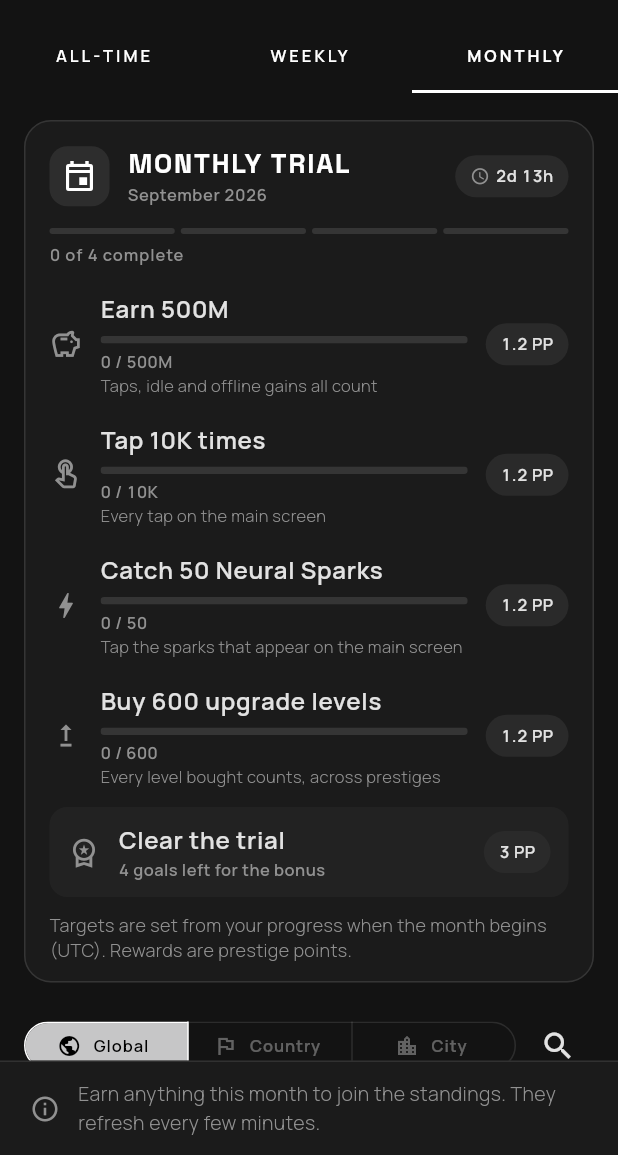
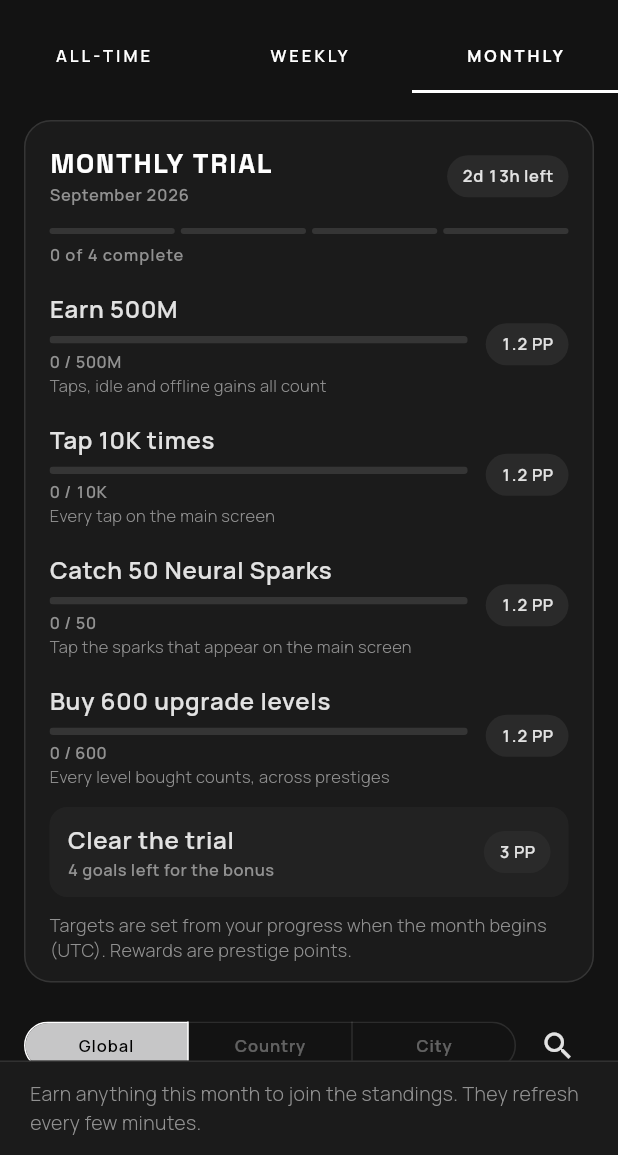
Before and after one commit to Sh1ljo/NumberFlutter, a Flutter app: the LeaderboardScreen screen opened directly, tab 3 chosen, on a phone screen of 412 x 824 dp, the part 81-1236 px from its top. Run offline on Flutter 3.47's test engine with Material 3 defaults, Android fonts, the phone set to English and light mode, and no system bars; our stand-ins replace cloud_firestore, connectivity_plus, firebase_auth, firebase_core, flutter_dotenv, google_fonts and 2 more; accounts and stored records are empty.

Commit message:
Trim leaderboard icons to the functional ones
Drop the decorative icons from the metric chips, scope segments, trial
panel, goal rows, podium, empty/error states and the player detail
tiles so the screen matches the rest of the app's text-led design.
Kept: back, search, the claimed check, the comparison arrows and the
chevron on the rank bar. The countdown pill now reads "6d 14h left".

Co-Authored-By: Claude Opus 5.5 <noreply@anthropic.com>
Claude-Session: https://claude.ai/code/session_01SgzbFvZY2K3My3TqZcdf7q

```diff
--- a/lib/ui/screens/leaderboard/leaderboard_format.dart
+++ b/lib/ui/screens/leaderboard/leaderboard_format.dart
@@ -22,26 +22,6 @@ class LeaderboardFormat {
         return bronze;
       default:
         return null;
-    }
-  }
-
-  static IconData iconFor(LeaderboardMetric metric) {
-    switch (metric) {
-      case LeaderboardMetric.highest:
-        return Icons.trending_up;
-      case LeaderboardMetric.earned:
-        return Icons.savings_outlined;
-      case LeaderboardMetric.prestiges:
-        return Icons.auto_awesome;
-      case LeaderboardMetric.accuracy:
-        return Icons.hub_outlined;
-      case LeaderboardMetric.taps:
-        return Icons.touch_app_outlined;
-      case LeaderboardMetric.achievements:
-        return Icons.military_tech_outlined;
-      case LeaderboardMetric.weekly:
-      case LeaderboardMetric.monthly:
-        return Icons.flag_outlined;
     }
   }
 
@@ -165,21 +145,6 @@ class LeaderboardFormat {
         '${_months[end.month - 1]} ${end.day}';
   }
 
-  static IconData goalIcon(TrialGoal goal) {
-    switch (goal) {
-      case TrialGoal.earn:
-        return Icons.savings_outlined;
-      case TrialGoal.taps:
-        return Icons.touch_app_outlined;
-      case TrialGoal.prestiges:
-        return Icons.auto_awesome;
-      case TrialGoal.upgrades:
-        return Icons.upgrade;
-      case TrialGoal.sparks:
-        return Icons.bolt;
-    }
-  }
-
   static String goalTitle(TrialObjective objective) {
     final target = objective.target;
     final amount = NumberFormatter.format(target);
--- a/lib/ui/screens/leaderboard/player_detail_sheet.dart
+++ b/lib/ui/screens/leaderboard/player_detail_sheet.dart
@@ -61,42 +61,36 @@ class PlayerDetailSheet extends StatelessWidget {
     final stats = <_Stat>[
       _Stat(
         'Highest number',
-        Icons.trending_up,
         entry,
         compare,
         LeaderboardMetric.highest,
       ),
       _Stat(
         'Total earned',
-        Icons.savings_outlined,
         entry,
         compare,
         LeaderboardMetric.earned,
       ),
       _Stat(
         'Prestiges',
-        Icons.auto_awesome,
         entry,
         compare,
         LeaderboardMetric.prestiges,
       ),
       _Stat(
         'Neural accuracy',
-        Icons.hub_outlined,
         entry,
         compare,
         LeaderboardMetric.accuracy,
       ),
       _Stat(
         'Lifetime taps',
-        Icons.touch_app_outlined,
         entry,
         compare,
         LeaderboardMetric.taps,
       ),
       _Stat(
         'Achievements',
-        Icons.military_tech_outlined,
         entry,
         compare,
         LeaderboardMetric.achievements,
@@ -104,7 +98,6 @@ class PlayerDetailSheet extends StatelessWidget {
       ),
       _Stat(
         'This week',
-        Icons.flag_outlined,
         entry,
         compare,
         LeaderboardMetric.weekly,
@@ -112,7 +105,6 @@ class PlayerDetailSheet extends StatelessWidget {
       ),
       _Stat(
         'This month',
-        Icons.event_outlined,
         entry,
         compare,
         LeaderboardMetric.monthly,
@@ -229,7 +221,6 @@ class PlayerDetailSheet extends StatelessWidget {
 class _Stat {
   _Stat(
     this.label,
-    this.icon,
     this.entry,
     this.me,
     this.metric, {
@@ -238,7 +229,6 @@ class _Stat {
   }) : current = current ?? ((_) => true);
 
   final String label;
-  final IconData icon;
   final LeaderboardEntry entry;
   final LeaderboardEntry? me;
   final LeaderboardMetric metric;
@@ -297,19 +287,11 @@ class _StatTile extends StatelessWidget {
       child: Column(
         crossAxisAlignment: CrossAxisAlignment.start,
         children: [
-          Row(
-            children: [
-              Icon(stat.icon, size: 14, color: AppTheme.outline),
-              const SizedBox(width: 6),
-              Expanded(
-                child: Text(
-                  stat.label.toUpperCase(),
-                  maxLines: 1,
-                  overflow: TextOverflow.ellipsis,
-                  style: theme.textTheme.labelSmall?.copyWith(fontSize: 10),
-                ),
-              ),
-            ],
+          Text(
+            stat.label.toUpperCase(),
+            maxLines: 1,
+            overflow: TextOverflow.ellipsis,
+            style: theme.textTheme.labelSmall?.copyWith(fontSize: 10),
           ),
           const SizedBox(height: 8),
           FittedBox(
--- a/lib/ui/screens/leaderboard/ranking_board.dart
+++ b/lib/ui/screens/leaderboard/ranking_board.dart
@@ -267,7 +267,6 @@ class _RankingBoardState extends State<RankingBoard>
                 if (!_available)
                   _messageSliver(
                     theme,
-                    icon: Icons.cloud_off_outlined,
                     title: 'Rankings are offline',
                     body: 'Could not reach the cloud. You can keep playing; '
                         'rankings come back once you reconnect.',
@@ -313,11 +312,6 @@ class _RankingBoardState extends State<RankingBoard>
                   final metric = widget.metrics[index];
                   final selected = metric == _metric;
                   return ChoiceChip(
-                    avatar: Icon(
-                      LeaderboardFormat.iconFor(metric),
-                      size: 16,
-                      color: selected ? cs.onPrimary : AppTheme.outline,
-                    ),
                     showCheckmark: false,
                     label: Text(metric.label),
                     selected: selected,
@@ -335,18 +329,15 @@ class _RankingBoardState extends State<RankingBoard>
                   segments: [
                     const ButtonSegment(
                       value: LeaderboardScope.global,
-                      icon: Icon(Icons.public, size: 16),
                       label: Text('Global'),
                     ),
                     ButtonSegment(
                       value: LeaderboardScope.country,
-                      icon: const Icon(Icons.flag_outlined, size: 16),
                       label: const Text('Country'),
                       enabled: _hasCountry,
                     ),
                     ButtonSegment(
                       value: LeaderboardScope.city,
-                      icon: const Icon(Icons.location_city, size: 16),
                       label: const Text('City'),
                       enabled: _hasCountry && _hasCity,
                     ),
@@ -388,7 +379,6 @@ class _RankingBoardState extends State<RankingBoard>
                       textInputAction: TextInputAction.search,
                       decoration: InputDecoration(
                         isDense: true,
-                        prefixIcon: const Icon(Icons.search, size: 20),
                         hintText: 'Name, city or country',
                         filled: true,
                         fillColor: AppTheme.surfaceContainerLow,
@@ -447,7 +437,6 @@ class _RankingBoardState extends State<RankingBoard>
       return [
         _messageSliver(
           theme,
-          icon: Icons.person_pin_circle_outlined,
           title: 'Add your location',
           body: 'Set your country and city in your profile to compete '
               'locally.',
@@ -461,7 +450,6 @@ class _RankingBoardState extends State<RankingBoard>
       return [
         _messageSliver(
           theme,
-          icon: _query.isEmpty ? Icons.emoji_events_outlined : Icons.search_off,
           title: _query.isEmpty ? 'No one here yet' : 'No players found',
           body: _query.isEmpty
               ? (widget.emptyHint ?? 'Be the first to rank.')
@@ -529,13 +517,11 @@ class _RankingBoardState extends State<RankingBoard>
     );
     return _messageSliver(
       theme,
-      icon: Icons.wifi_off_outlined,
       title: 'Couldn\'t load rankings',
       body: message,
-      action: OutlinedButton.icon(
+      action: OutlinedButton(
         onPressed: () => _load(force: true),
-        icon: const Icon(Icons.refresh, size: 18),
-        label: const Text('TRY AGAIN'),
+        child: const Text('TRY AGAIN'),
       ),
     );
   }
@@ -543,23 +529,20 @@ class _RankingBoardState extends State<RankingBoard>
   Widget _signInSliver(ThemeData theme) {
     return _messageSliver(
       theme,
-      icon: Icons.emoji_events_outlined,
       title: 'Sign in to compete',
       body: 'Your local progress is safe. Create an account to see where '
           'you rank and appear on the boards.',
-      action: FilledButton.icon(
+      action: FilledButton(
         onPressed: () => Navigator.of(context).push(
           MaterialPageRoute<void>(builder: (_) => const AuthScreen()),
         ),
-        icon: const Icon(Icons.login),
-        label: const Text('SIGN IN OR SIGN UP'),
+        child: const Text('SIGN IN OR SIGN UP'),
       ),
     );
   }
 
   Widget _messageSliver(
     ThemeData theme, {
-    required IconData icon,
     required String title,
     required String body,
     Widget? action,
@@ -569,8 +552,6 @@ class _RankingBoardState extends State<RankingBoard>
         padding: const EdgeInsets.fromLTRB(32, 40, 32, 16),
         child: Column(
           children: [
-            Icon(icon, size: 40, color: AppTheme.outline),
-            const SizedBox(height: 14),
             Text(
               title,
               style: theme.textTheme.titleLarge,
@@ -735,11 +716,7 @@ class _PodiumSpot extends StatelessWidget {
         child: Column(
           mainAxisSize: MainAxisSize.min,
           children: [
-            if (winner)
-              Icon(Icons.emoji_events, color: medal, size: 22)
-            else
-              const SizedBox(height: 22),
-            const SizedBox(height: 4),
+            const SizedBox(height: 8),
             _Avatar(
               entry: entry,
               size: winner ? 60 : 50,
@@ -964,8 +941,6 @@ class _OwnStandingBar extends StatelessWidget {
       content = Row(
         key: const ValueKey('absent'),
         children: [
-          Icon(Icons.info_outline, color: AppTheme.outline, size: 20),
-          const SizedBox(width: 12),
           Expanded(
             child: Text(
               emptyHint ??
@@ -1034,9 +1009,7 @@ class _OwnStandingBar extends StatelessWidget {
                   style: theme.textTheme.labelSmall?.copyWith(fontSize: 10),
                 ),
               ],
-            )
-          else if (rank == 1)
-            const Icon(Icons.emoji_events, color: LeaderboardFormat.gold),
+            ),
           const SizedBox(width: 4),
           Icon(Icons.chevron_right, color: AppTheme.outline),
         ],
--- a/lib/ui/screens/leaderboard/trial_panel.dart
+++ b/lib/ui/screens/leaderboard/trial_panel.dart
@@ -91,19 +91,6 @@ class _TrialPanelState extends State<TrialPanel> {
         children: [
           Row(
             children: [
-              Container(
-                width: 40,
-                height: 40,
-                decoration: BoxDecoration(
-                  color: cs.primary.withValues(alpha: 0.08),
-                  borderRadius: BorderRadius.circular(12),
-                ),
-                child: Icon(
-                  _weekly ? Icons.flag_outlined : Icons.event_outlined,
-                  color: cs.primary,
-                ),
-              ),
-              const SizedBox(width: 12),
               Expanded(
                 child: Column(
                   crossAxisAlignment: CrossAxisAlignment.start,
@@ -130,11 +117,10 @@ class _TrialPanelState extends State<TrialPanel> {
                 ),
               ),
               _Pill(
-                icon: Icons.schedule,
-                label: LeaderboardFormat.timeLeft(
+                label: '${LeaderboardFormat.timeLeft(
                   TrialPeriods.endOf(widget.cadence, now),
                   now: now,
-                ),
+                )} left',
               ),
             ],
           ),
@@ -225,14 +211,6 @@ class _ObjectiveTile extends StatelessWidget {
       padding: const EdgeInsets.symmetric(vertical: 8),
       child: Row(
         children: [
-          Icon(
-            complete
-                ? Icons.check_circle
-                : LeaderboardFormat.goalIcon(objective.goal),
-            size: 22,
-            color: complete ? cs.primary : AppTheme.outline,
-          ),
-          const SizedBox(width: 12),
           Expanded(
             child: Column(
               crossAxisAlignment: CrossAxisAlignment.start,
@@ -321,12 +299,6 @@ class _SweepTile extends StatelessWidget {
       ),
       child: Row(
         children: [
-          Icon(
-            Icons.workspace_premium_outlined,
-            size: 22,
-            color: ready || claimed ? LeaderboardFormat.gold : AppTheme.outline,
-          ),
-          const SizedBox(width: 12),
           Expanded(
             child: Column(
               crossAxisAlignment: CrossAxisAlignment.start,
@@ -414,9 +386,8 @@ class _ClaimButton extends StatelessWidget {
 }
 
 class _Pill extends StatelessWidget {
-  const _Pill({super.key, this.icon, required this.label});
+  const _Pill({super.key, required this.label});
 
-  final IconData? icon;
   final String label;
 
   @override
@@ -429,21 +400,12 @@ class _Pill extends StatelessWidget {
         color: AppTheme.surfaceContainerHigh,
         borderRadius: BorderRadius.circular(999),
       ),
-      child: Row(
-        mainAxisSize: MainAxisSize.min,
-        children: [
-          if (icon != null) ...[
-            Icon(icon, size: 13, color: AppTheme.outline),
-            const SizedBox(width: 4),
-          ],
-          Text(
-            label,
-            style: theme.textTheme.labelSmall?.copyWith(
-              letterSpacing: 0.4,
-              color: cs.onSurface,
-            ),
-          ),
-        ],
+      child: Text(
+        label,
+        style: theme.textTheme.labelSmall?.copyWith(
+          letterSpacing: 0.4,
+          color: cs.onSurface,
+        ),
       ),
     );
   }
```
